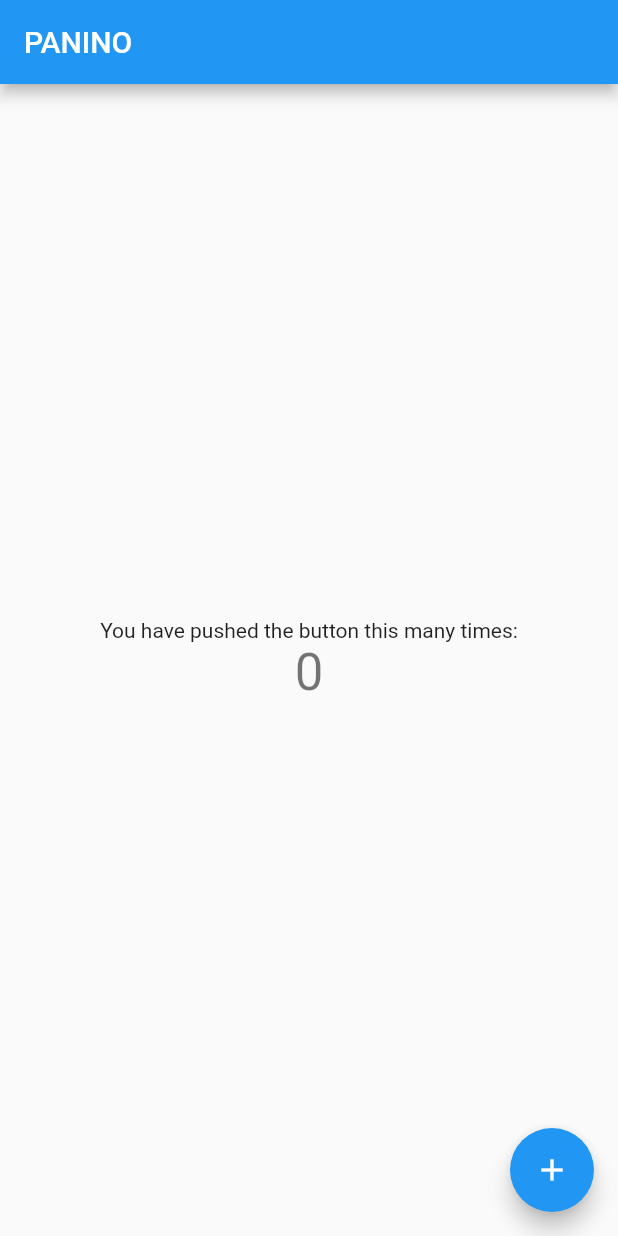
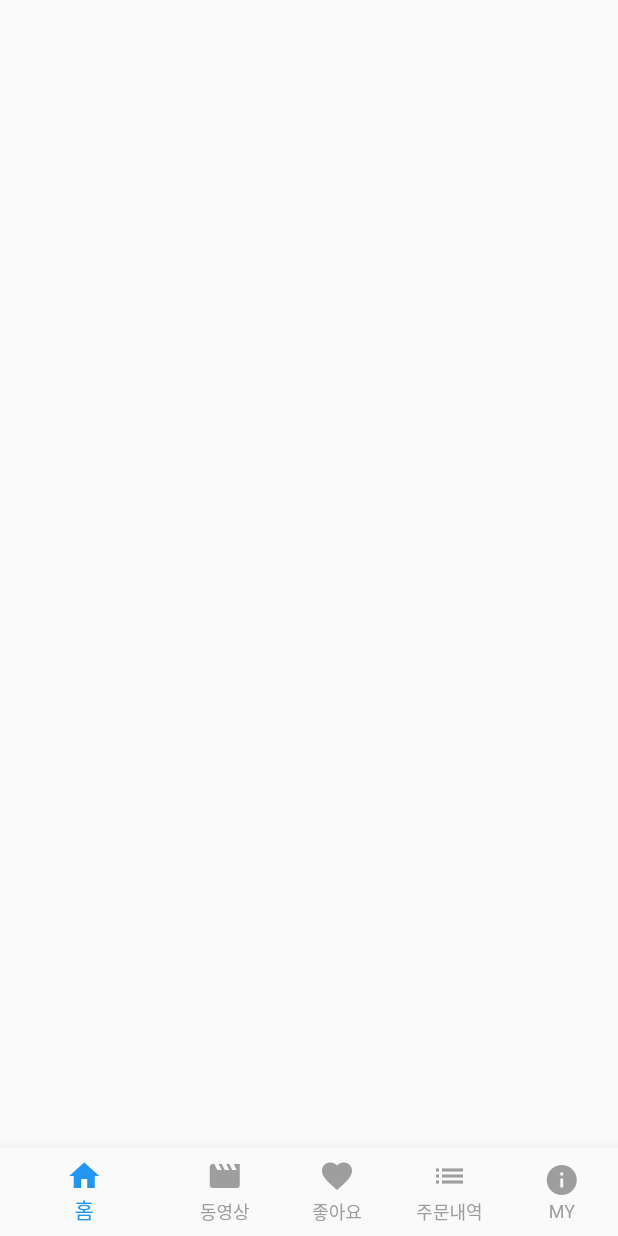
Before and after one commit to yangtopia/panino, a Flutter app: the screen it shows after launch, on a phone screen of 412 x 824 dp. Run offline on Flutter 3.47's test engine with Material 2 defaults, Android fonts, the phone set to English and light mode, and no system bars.

Commit message:
재구성

```diff
--- a/lib/main.dart
+++ b/lib/main.dart
@@ -1,8 +1,7 @@
 import 'package:flutter/material.dart';
+import 'pages/home_page.dart';
 
-void main() {
-  runApp(MyApp());
-}
+void main() => runApp(MyApp());
 
 class MyApp extends StatelessWidget {
   @override
@@ -13,54 +12,7 @@ class MyApp extends StatelessWidget {
         primarySwatch: Colors.blue,
         visualDensity: VisualDensity.adaptivePlatformDensity,
       ),
-      home: MyHomePage(title: 'PANINO'),
+      home: MainPage(),
     );
   }
 }
-
-class MyHomePage extends StatefulWidget {
-  MyHomePage({Key key, this.title}) : super(key: key);
-
-  final String title;
-
-  @override
-  _MyHomePageState createState() => _MyHomePageState();
-}
-
-class _MyHomePageState extends State<MyHomePage> {
-  int _counter = 0;
-
-  void _incrementCounter() {
-    setState(() {
-      _counter++;
-    });
-  }
-
-  @override
-  Widget build(BuildContext context) {
-    return Scaffold(
-      appBar: AppBar(
-        title: Text(widget.title),
-      ),
-      body: Center(
-        child: Column(
-          mainAxisAlignment: MainAxisAlignment.center,
-          children: <Widget>[
-            Text(
-              'You have pushed the button this many times:',
-            ),
-            Text(
-              '$_counter',
-              style: Theme.of(context).textTheme.headline4,
-            ),
-          ],
-        ),
-      ),
-      floatingActionButton: FloatingActionButton(
-        onPressed: _incrementCounter,
-        tooltip: 'Increment',
-        child: Icon(Icons.add),
-      ),
-    );
-  }
-}
--- /dev/null
+++ b/lib/pages/home_page.dart
@@ -0,0 +1,47 @@
+import 'package:flutter/material.dart';
+
+class MainPage extends StatefulWidget {
+  @override
+  _MainPageState createState() => _MainPageState();
+}
+
+class _MainPageState extends State<MainPage> {
+  int _currentPageIndex = 0;
+  List<Widget> pages = [HomePage()];
+
+  @override
+  Widget build(BuildContext context) {
+    return Scaffold(
+      body: null,
+      bottomNavigationBar: BottomNavigationBar(
+        items: [
+          BottomNavigationBarItem(icon: Icon(Icons.home), title: Text('홈')),
+          BottomNavigationBarItem(icon: Icon(Icons.movie), title: Text('동영상')),
+          BottomNavigationBarItem(
+              icon: Icon(Icons.favorite), title: Text('좋아요')),
+          BottomNavigationBarItem(icon: Icon(Icons.list), title: Text('주문내역')),
+          BottomNavigationBarItem(icon: Icon(Icons.info), title: Text('MY')),
+        ],
+        fixedColor: Colors.blue,
+        onTap: (index) {
+          setState(() {
+            _currentPageIndex = index;
+          });
+        },
+        unselectedItemColor: Colors.grey,
+        showUnselectedLabels: true,
+      ),
+    );
+  }
+}
+
+class HomePage extends StatelessWidget {
+  @override
+  Widget build(BuildContext context) {
+    return Scaffold(
+      appBar: AppBar(
+        title: Text('홈'),
+      ),
+    );
+  }
+}
```
Also changed, not shown: 1 other file.
